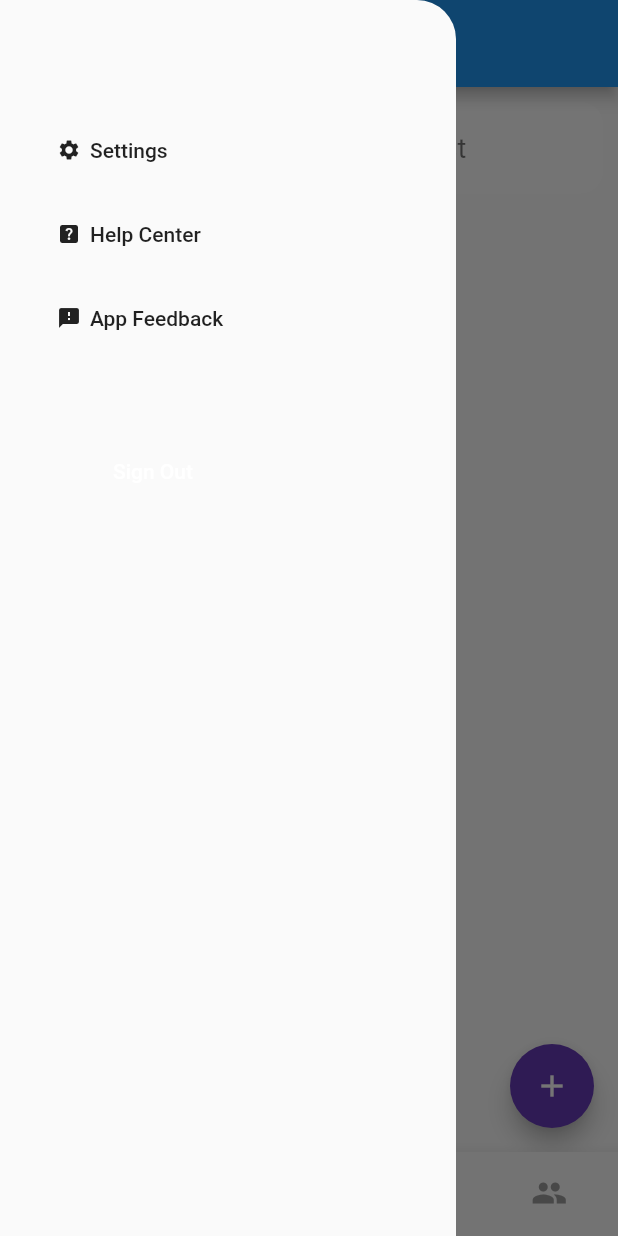
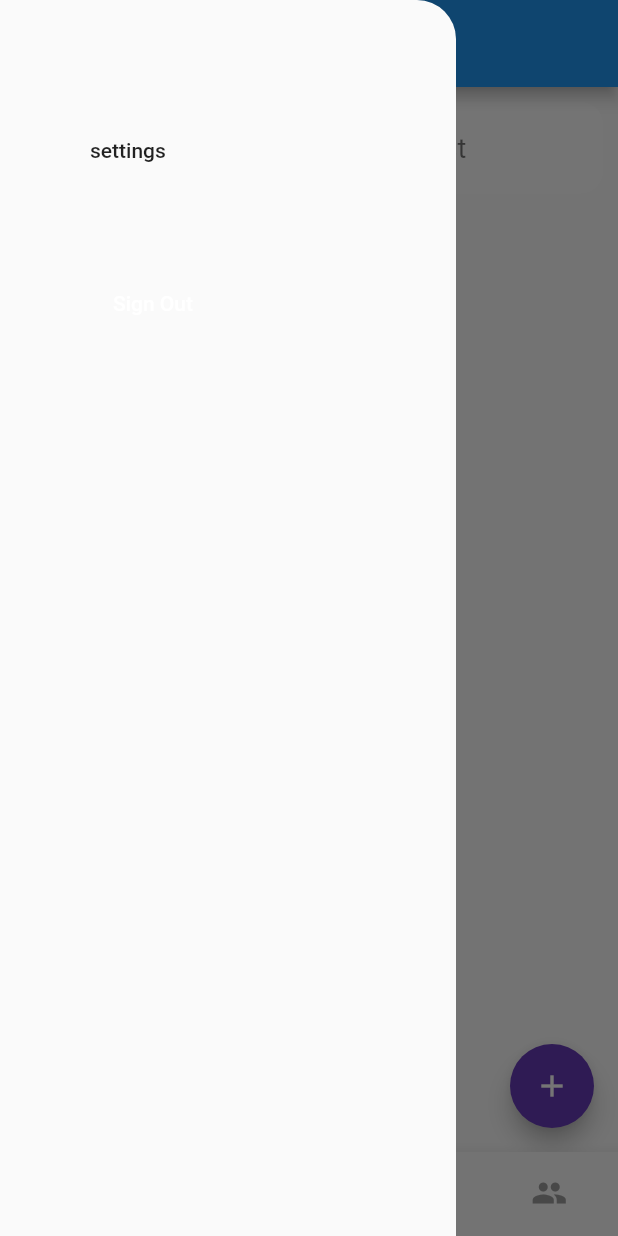
Before and after one commit to DevEngage/engage_library, a Flutter app: the screen it shows after launch, with the side drawer open, on a phone screen of 412 x 824 dp. Run offline on Flutter 3.47's test engine with Material 2 defaults, Android fonts, the phone set to English and light mode, and no system bars; our stand-ins replace cloud_firestore, cloud_functions, datetime_picker_formfield, file_picker, firebase_analytics, firebase_auth and 8 more; missing offline and left inert: app_tracking_transparency, dart_json_mapper, reflectable; accounts and stored records are empty; statements that could not run were skipped.

Commit message:
added engageItem Model

```diff
--- a/lib/constants/app_routes.dart
+++ b/lib/constants/app_routes.dart
@@ -6,7 +6,7 @@ import 'package:engage_library/screens/admin_screen.dart';
 import 'package:engage_library/screens/home_screen.dart';
 import 'package:engage_library/screens/login_screen.dart';
 import 'package:engage_library/screens/model_manage_screen.dart';
-import 'package:engage_library/screens/widget.screen.dart';
+import 'package:engage_library/screens/examples/cards_screen.dart';
 import 'package:get/get.dart';
 
 class AppRoutes {
@@ -17,7 +17,7 @@ class AppRoutes {
     GetPage(name: '/login', page: () => EngageLoginScreen()),
     GetPage(name: '/admin', page: () => EngageAdminScreen()),
     GetPage(name: '/admin-manage-model', page: () => EngageModelManageScreen()),
-    GetPage(name: '/widgets', page: () => WidgetScreen()),
+    GetPage(name: '/widgets', page: () => CardsScreen()),
     GetPage(
         name: '/admin-add-models',
         page: () => EngageAddScreen(path: 'engageModels', fields: [
--- a/lib/screens/admin_screen.dart
+++ b/lib/screens/admin_screen.dart
@@ -2,6 +2,7 @@ import 'package:cloud_firestore/cloud_firestore.dart';
 import 'package:engage_library/controllers/admin_controller.dart';
 import 'package:engage_library/controllers/user_controller.dart';
 import 'package:engage_library/screens/model_manage_screen.dart';
+import 'package:engage_library/utils/engage_item.dart';
 import 'package:engage_library/widgets/app_bar.dart';
 import 'package:engage_library/widgets/menus/menu_drawer.dart';
 import 'package:flutter/cupertino.dart';
@@ -34,7 +35,9 @@ class EngageAdminScreen extends StatelessWidget {
       //       ); // _addEditGoal(context, currentDate, goalCategory),
       //       // Provider.of<Goals>(context, listen: false).getList();
       //     }),
-      drawer: TaxbitMenuDrawer(),
+      drawer: EngageMenuDrawer(
+        menuItems: [EngageItem(name: 'settings', routePath: '/settings')],
+      ),
       appBar: EngageAppBar(),
       body: Container(
           decoration: BoxDecoration(
--- a/lib/screens/widget.screen.dart
+++ b/lib/screens/examples/cards_screen.dart
@@ -3,8 +3,8 @@ import 'package:engage_library/widgets/cards/card_progress.dart';
 import 'package:engage_library/widgets/cards/card_value.dart';
 import 'package:flutter/material.dart';
 
-class WidgetScreen extends StatelessWidget {
-  const WidgetScreen({Key? key}) : super(key: key);
+class CardsScreen extends StatelessWidget {
+  const CardsScreen({Key? key}) : super(key: key);
 
   @override
   Widget build(BuildContext context) {
--- /dev/null
+++ b/lib/screens/examples/examples.dart
@@ -0,0 +1 @@
+export 'cards_screen.dart';
--- /dev/null
+++ b/lib/utils/engage_item.dart
@@ -0,0 +1,28 @@
+import 'package:engage_library/utils/engagefire_doc.dart';
+
+class EngageItem<T> {
+  final String? name;
+  final String? routePath;
+  final String? docPath;
+  final String? icon;
+  final String? details;
+  final Function? onPressed;
+  final dynamic value;
+  final EngagefireDoc<T>? doc;
+  final dynamic docValue;
+  final bool valueAsProgress;
+  final num? progressMax;
+  EngageItem({
+    this.name,
+    this.routePath,
+    this.docPath,
+    this.icon,
+    this.details,
+    this.onPressed,
+    this.value,
+    this.doc,
+    this.docValue,
+    this.valueAsProgress = false,
+    this.progressMax = 100,
+  });
+}
--- a/lib/widgets/menus/menu_drawer.dart
+++ b/lib/widgets/menus/menu_drawer.dart
@@ -1,16 +1,18 @@
 import 'package:engage_library/controllers/user_controller.dart';
+import 'package:engage_library/utils/engage_item.dart';
 import 'package:flutter/material.dart';
 import 'package:get/get.dart';
 
-class TaxbitMenuDrawer extends StatefulWidget {
+class EngageMenuDrawer extends StatefulWidget {
   final Widget? title;
-  TaxbitMenuDrawer({Key? key, this.title});
+  final List<EngageItem> menuItems;
+  EngageMenuDrawer({Key? key, this.title, this.menuItems = const []});
 
   @override
-  _TaxbitMenuDrawerState createState() => _TaxbitMenuDrawerState();
+  _EngageMenuDrawerState createState() => _EngageMenuDrawerState();
 }
 
-class _TaxbitMenuDrawerState extends State<TaxbitMenuDrawer> {
+class _EngageMenuDrawerState extends State<EngageMenuDrawer> {
   buildMenuItem(title, icon, route) {
     return ListTile(
       // minVerticalPadding: 10,
@@ -58,9 +60,9 @@ class _TaxbitMenuDrawerState extends State<TaxbitMenuDrawer> {
             SizedBox(
               height: 20,
             ),
-            buildMenuItem('Settings', Icons.settings, 'settings'),
-            buildMenuItem('Help Center', Icons.help_center, 'help-center'),
-            buildMenuItem('App Feedback', Icons.feedback, 'help-center'),
+            for (EngageItem item in widget.menuItems)
+              buildMenuItem(item.name, item.icon, item.routePath),
+            // buildMenuItem('Help Center', Icons.help_center, 'help-center'f
             Container(
               padding: EdgeInsets.only(left: 0, top: 50),
               child: Row(children: [
```
Also changed, not shown: lib/main.mapper.g.dart.
